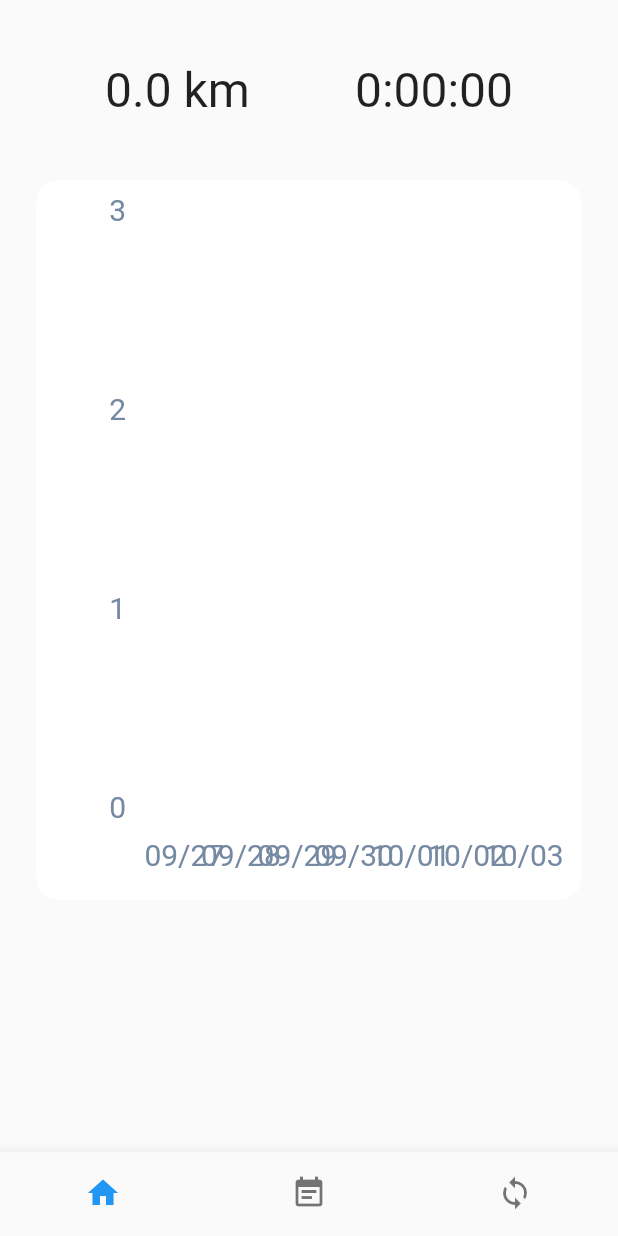
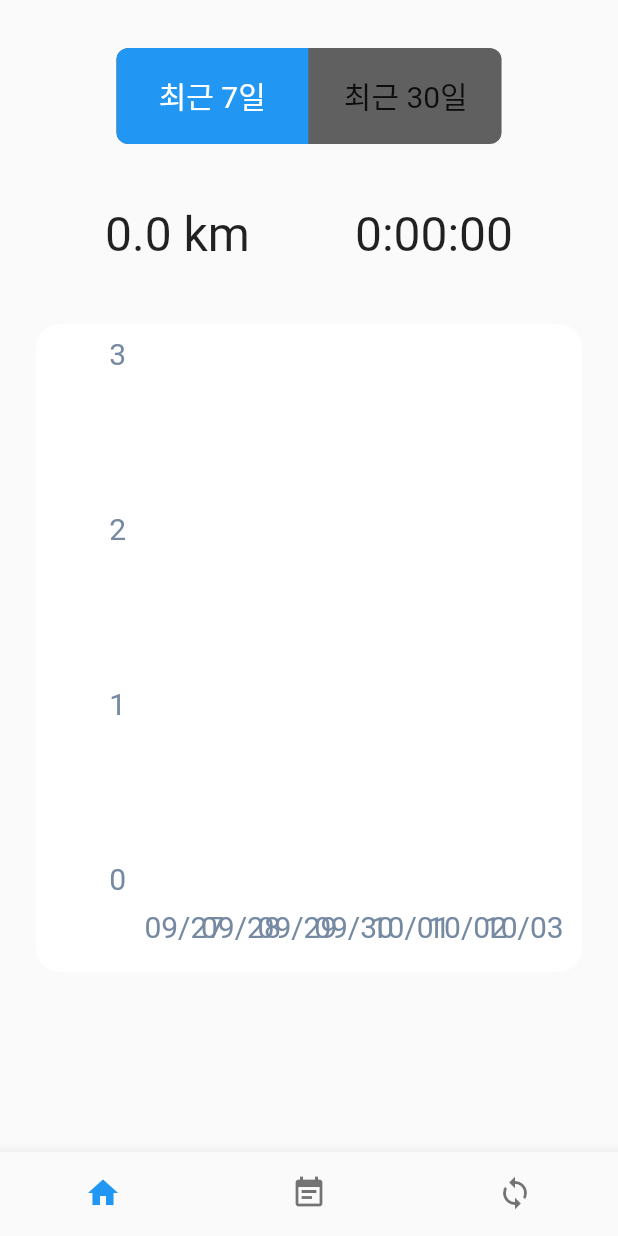
Before and after one commit to osamhack2021/APP_IoT_Jilju_Jilju, a Flutter app: the screen it shows after launch, on a phone screen of 412 x 824 dp. Run offline on Flutter 3.47's test engine with Material 2 defaults, Android fonts, the phone set to English and light mode, and no system bars; drawn by our look-alikes of fl_chart, toggle_switch; our stand-ins replace flutter_blue, geolocator, hive_flutter; accounts and stored records are empty.

Commit message:
Home 페이지 토글 스위치 추가, 최근 7일 및 최근 30일 이력 요약

```diff
--- a/APP/jilju/lib/chart.dart
+++ b/APP/jilju/lib/chart.dart
@@ -9,11 +9,13 @@ import 'package:jilju/util.dart';
 import 'model/jilju.dart';
 
 class Chart extends StatefulWidget {
-  final List<List<Jilju>> jiljuLists;
+  final List<List<Jilju>> _jiljuLists;
+  final double _barChartRodDataWidth;
   late final double maxY;
-  Chart(this.jiljuLists, {Key? key}) : super(key: key) {
+  Chart(this._jiljuLists, this._barChartRodDataWidth, {Key? key})
+      : super(key: key) {
     maxY = max(
-        jiljuLists
+        _jiljuLists
                 .map((jiljuList) => Jilju.getSumOfDistance(jiljuList))
                 .reduce(max) +
             1,
@@ -60,8 +62,8 @@ class _ChartState extends State<Chart> {
         bottomTitles: SideTitles(
           showTitles: true,
           getTitles: (double value) {
-            DateTime dateTime = today().subtract(
-                Duration(days: (widget.jiljuLists.length - 1) - value.toInt()));
+            DateTime dateTime = today().subtract(Duration(
+                days: (widget._jiljuLists.length - 1) - value.toInt()));
             return DateFormat('MM/dd').format(dateTime);
           },
           getTextStyles: (context, value) => const TextStyle(
@@ -69,7 +71,7 @@ class _ChartState extends State<Chart> {
             fontSize: 20,
           ),
           margin: 20,
-          interval: (((widget.jiljuLists.length - 1) ~/ 7) + 1).toDouble(),
+          interval: (max(widget._jiljuLists.length ~/ 4, 1)).toDouble(),
         ),
         leftTitles: SideTitles(
           showTitles: true,
@@ -85,7 +87,7 @@ class _ChartState extends State<Chart> {
         rightTitles: SideTitles(showTitles: false),
       );
 
-  List<BarChartGroupData> get barGroups => widget.jiljuLists
+  List<BarChartGroupData> get barGroups => widget._jiljuLists
       .asMap()
       .map(
         (idx, jiljuList) => MapEntry(
@@ -96,7 +98,7 @@ class _ChartState extends State<Chart> {
               BarChartRodData(
                 y: Jilju.getSumOfDistance(jiljuList),
                 colors: [Colors.lightBlueAccent, Colors.greenAccent],
-                width: 20,
+                width: widget._barChartRodDataWidth,
               )
             ],
           ),
--- a/APP/jilju/lib/home.dart
+++ b/APP/jilju/lib/home.dart
@@ -1,4 +1,5 @@
 import 'package:flutter/material.dart';
+import 'package:toggle_switch/toggle_switch.dart';
 import 'chart.dart';
 import 'database.dart';
 import 'model/jilju.dart';
@@ -12,11 +13,12 @@ class HomePage extends StatefulWidget {
 }
 
 class HomePageState extends State<HomePage> {
-  int touchedIndex = -1;
+  RecentDays _recentDays = RecentDays.recent7days;
+  int _touchedIndex = -1;
 
-  void updateBottomTexts(int idx) {
+  void updateBottomTexts(int index) {
     setState(() {
-      touchedIndex = idx;
+      _touchedIndex = index;
     });
   }
 
@@ -24,7 +26,8 @@ class HomePageState extends State<HomePage> {
   Widget build(BuildContext context) {
     return FutureBuilder(
       future: DatabaseManager.getJiljuLists(
-          today().subtract(const Duration(days: 6)), 7),
+          today().subtract(Duration(days: _recentDays.days() - 1)),
+          _recentDays.days()),
       builder: (context, snapshot) {
         if (snapshot.hasData) {
           List<List<Jilju>> jiljuLists = snapshot.data as List<List<Jilju>>;
@@ -32,6 +35,23 @@ class HomePageState extends State<HomePage> {
               jiljuLists.reduce((a, b) => [...a, ...b]);
           return Column(
             children: <Widget>[
+              const SizedBox(height: 32),
+              ToggleSwitch(
+                minWidth: 128,
+                minHeight: 64,
+                fontSize: 20,
+                initialLabelIndex: _recentDays.index,
+                totalSwitches: 2,
+                labels: RecentDays.values
+                    .map((recentDays) => '최근 ${recentDays.days()}일')
+                    .toList(),
+                onToggle: (index) {
+                  setState(() {
+                    _recentDays = RecentDays.values[index];
+                    _touchedIndex = -1;
+                  });
+                },
+              ),
               SizedBox(
                 height: 120,
                 child: Row(
@@ -53,8 +73,7 @@ class HomePageState extends State<HomePage> {
                   ],
                 ),
               ),
-              SizedBox(
-                height: 480,
+              Expanded(
                 child: Card(
                   margin: const EdgeInsets.symmetric(horizontal: 24),
                   shape: RoundedRectangleBorder(
@@ -63,7 +82,10 @@ class HomePageState extends State<HomePage> {
                   elevation: 0,
                   child: Padding(
                     padding: const EdgeInsets.all(20),
-                    child: Center(child: Chart(jiljuLists)),
+                    child: Center(
+                      child: Chart(jiljuLists,
+                          _recentDays == RecentDays.recent7days ? 20 : 10),
+                    ),
                   ),
                 ),
               ),
@@ -74,18 +96,18 @@ class HomePageState extends State<HomePage> {
                   children: <Widget>[
                     Center(
                       child: Text(
-                        touchedIndex == -1
+                        _touchedIndex == -1
                             ? ''
-                            : '${Jilju.getSumOfDistance(jiljuLists[touchedIndex]).toStringAsFixed(1)} km',
+                            : '${Jilju.getSumOfDistance(jiljuLists[_touchedIndex]).toStringAsFixed(1)} km',
                         style: const TextStyle(fontSize: 32),
                       ),
                     ),
                     Center(
                       child: Text(
-                        touchedIndex == -1
+                        _touchedIndex == -1
                             ? ''
                             : durationToString(Jilju.getSumOfTotalTime(
-                                jiljuLists[touchedIndex])),
+                                jiljuLists[_touchedIndex])),
                         style: const TextStyle(fontSize: 32),
                       ),
                     ),
@@ -109,3 +131,16 @@ class HomePageState extends State<HomePage> {
     );
   }
 }
+
+enum RecentDays { recent7days, recent30days }
+
+extension RecentDaysExtension on RecentDays {
+  int days() {
+    switch (this) {
+      case RecentDays.recent7days:
+        return 7;
+      case RecentDays.recent30days:
+        return 30;
+    }
+  }
+}
--- a/APP/jilju/pubspec.yaml
+++ b/APP/jilju/pubspec.yaml
@@ -40,6 +40,7 @@ dependencies:
   hive_flutter: ^1.1.0
   fl_chart: ^0.40.0
   intl: ^0.17.0
+  toggle_switch: ^1.2.0
 
 dev_dependencies:
   flutter_test:
```
Also changed, not shown: APP/jilju/pubspec.lock.
